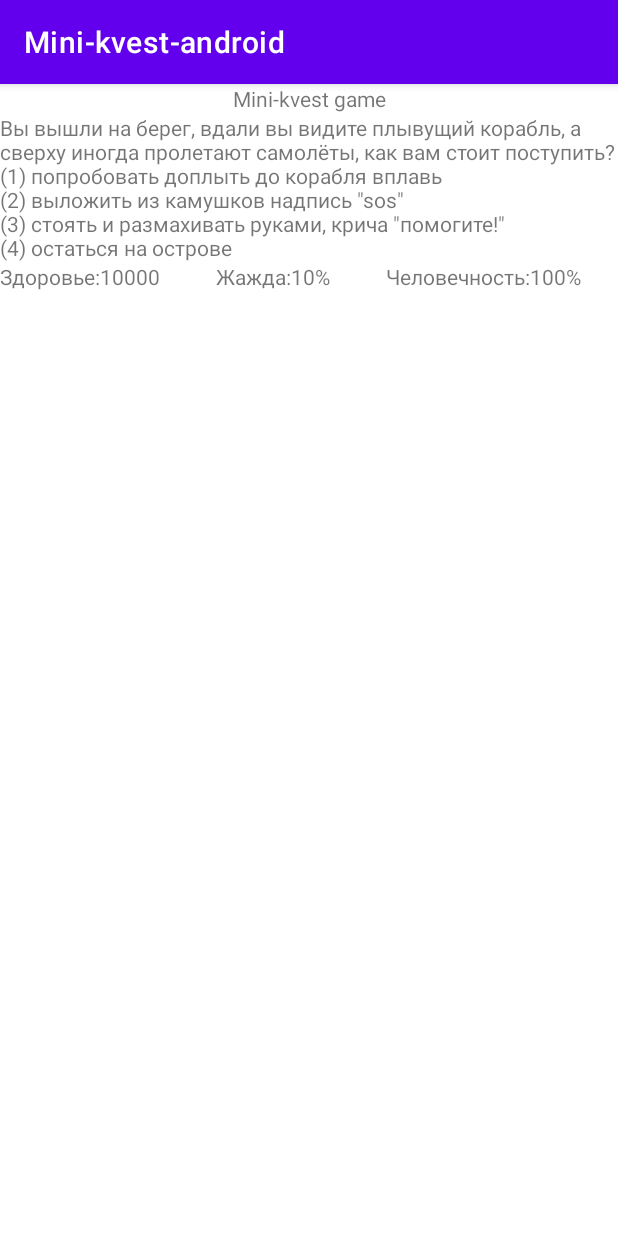
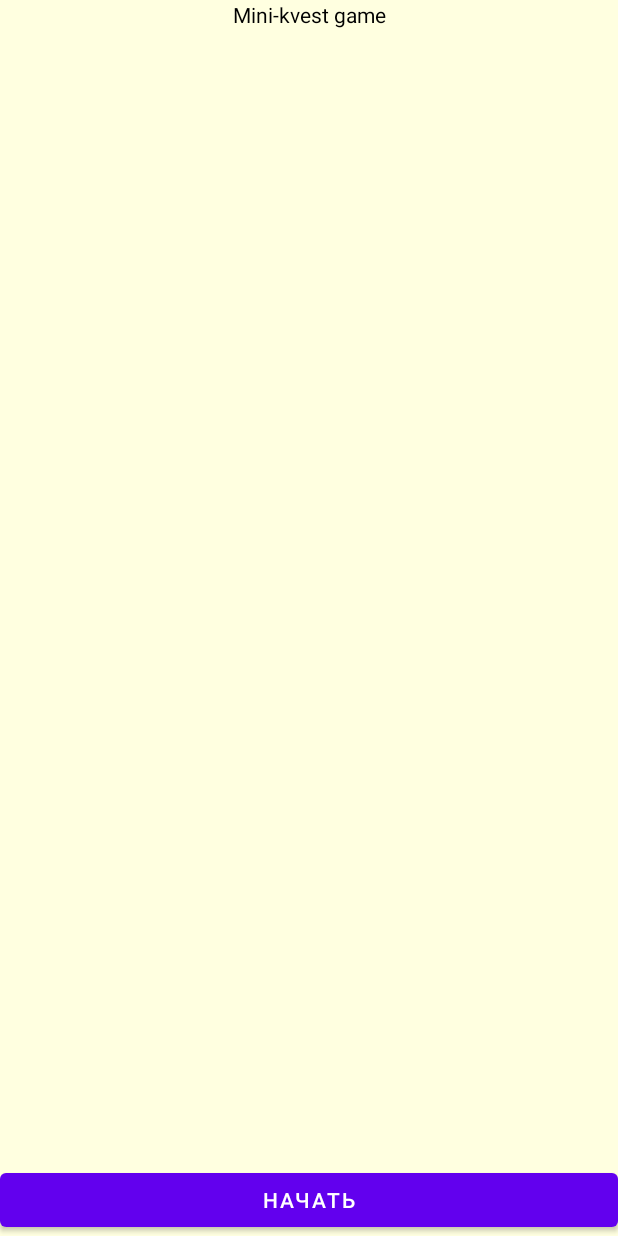
Before and after one commit to Redkor7/Mini-kvest-android, an Android app: the screen it shows after launch (MainActivity), on a phone screen of 412 x 824 dp. Run offline under Robolectric (Android 15) with nearby library versions, the phone set to English and light mode, and no system bars.

Commit message:
version_1.1

```diff
--- a/app/src/main/AndroidManifest.xml
+++ b/app/src/main/AndroidManifest.xml
@@ -13,6 +13,7 @@
         android:theme="@style/Theme.Minikvestandroid"
         tools:targetApi="31">
         <activity
+android:icon="@drawable/iconn"
             android:name=".MainActivity"
             android:exported="true">
             <intent-filter>
--- a/app/src/main/java/com/example/mini_kvest_android/Character.java
+++ b/app/src/main/java/com/example/mini_kvest_android/Character.java
@@ -5,7 +5,7 @@ public class Character {
     public int T;
     public int Hu;
     public Character() {
-        H = 10000;
+        H = 100;
         T = 10;
         Hu = 100;
     }
--- a/app/src/main/java/com/example/mini_kvest_android/MainActivity.java
+++ b/app/src/main/java/com/example/mini_kvest_android/MainActivity.java
@@ -2,9 +2,13 @@ package com.example.mini_kvest_android;
 
 import androidx.appcompat.app.AppCompatActivity;
 
+import android.graphics.Color;
 import android.os.Bundle;
 import android.view.View;
 import android.widget.Button;
+import android.widget.ImageView;
+import android.widget.LinearLayout;
+import android.widget.Space;
 import android.widget.TextView;
 import android.widget.Toast;
 
@@ -14,8 +18,14 @@ public class MainActivity extends AppCompatActivity {
     public static Character manager;
 
     public static boolean isEnd = false;
+    ImageView imageView;
 
-    public static int variant;
+    Button button;
+
+    public int i = 0;
+
+    int red = Color.parseColor("#9370DB");
+
     public static Story story;
 
     @Override
@@ -23,77 +33,65 @@ public class MainActivity extends AppCompatActivity {
         super.onCreate(savedInstanceState);
         setContentView(R.layout.activity_main);
 
-//        button1 = findViewById(R.id.button1);
-//        button2 = findViewById(R.id.button2);
-//        button3 = findViewById(R.id.button3);
-//        button4 = findViewById(R.id.button4);
+        button = findViewById(R.id.button);
         health = findViewById(R.id.textViewHp);
         thirsty = findViewById(R.id.textViewTh);
         humanity = findViewById(R.id.textViewHu);
         storyTell = findViewById(R.id.textViewStory);
+        imageView = findViewById(R.id.imageView);
 
         manager = new Character();
         story = new Story();
+        button.setOnClickListener(new View.OnClickListener() {
+            @Override
+            public void onClick(View v) {
+                if (isEnd != true && i != 4) {
+                    button.setText("Продолжить");
+                    button.setEnabled(false);
                     Start();
+                    i++;
+                }
+            }
+        });
     }
 
+
     public void Start() {
+
+        imageView.setImageResource(R.drawable.islnd);
 
         health.setText("Здоровье:" + manager.H);
         thirsty.setText("\tЖажда:" + manager.T + "%");
         humanity.setText("\tЧеловечность:" + manager.Hu + "%");
 
-        for (int j = 0; j < 4; j++) {
+        storyTell.setText(story.situations[i].text);
 
-            if (isEnd == true)
-                break;
-
-            storyTell.setText(story.situations[j].text);
-
-            //  variant = 2;
-
-            for (int k = 0; k < story.situations[j].direction.length; k++) {
+        for (int k = 0; k < story.situations[i].direction.length; k++) {
             Button b = new Button(this);
+            Space s = new Space(this);
+            s.setMinimumWidth(10);
             b.setText(Integer.toString(k + 1));
             final int buttonId = k;
+            b.setBackgroundColor(red);
             b.setOnClickListener(new View.OnClickListener() {
                 @Override
                 public void onClick(View v) {
-                        health.setText("Здоровье:" + (manager.H += story.situations[j].direction[buttonId].dH));
-                        thirsty.setText("\tЖажда:" + (manager.T += story.situations[j].direction[buttonId].dT) + "%");
-                        humanity.setText("\tЧеловечность:" + (manager.Hu += story.situations[j].direction[buttonId].dHu) + "%");
-                        storyTell.setText(story.situations[j].direction[buttonId].text);
+                    health.setText("Здоровье:" + (manager.H += story.situations[i - 1].direction[buttonId].dH));
+                    thirsty.setText("\tЖажда:" + (manager.T += story.situations[i - 1].direction[buttonId].dT) + "%");
+                    humanity.setText("\tЧеловечность:" + (manager.Hu += story.situations[i - 1].direction[buttonId].dHu) + "%");
+                    storyTell.setText(story.situations[i - 1].direction[buttonId].text);
+                    ((LinearLayout) findViewById(R.id.layout)).removeAllViews();
+
+                    if (manager.H <= 0 || i == 4) {
+                        isEnd = true;
+                        button.setText("Конец");
+                    }
+                    button.setEnabled(true);
+
                 }
             });
-
-
-//
-//                health.setText("Здоровье:" + (manager.H += story.situations[i].direction[1].dH));
-//                thirsty.setText("\tЖажда:" + (manager.T += story.situations[i].direction[1].dT) + "%");
-//                humanity.setText("\tЧеловечность:" + (manager.Hu += story.situations[i].direction[1].dHu) + "%");
-//                storyTell.setText(story.situations[i].direction[0].text);
-//
-//                health.setText("Здоровье:" + (manager.H += story.situations[i].direction[2].dH));
-//                thirsty.setText("\tЖажда:" + (manager.T += story.situations[i].direction[2].dT) + "%");
-//                humanity.setText("\tЧеловечность:" + (manager.Hu += story.situations[i].direction[2].dHu) + "%");
-//                storyTell.setText(story.situations[i].direction[2].text);
-//
-//
-//                health.setText("Здоровье:" + (manager.H += story.situations[i].direction[3].dH));
-//                thirsty.setText("\tЖажда:" + (manager.T += story.situations[i].direction[3].dT) + "%");
-//                humanity.setText("\tЧеловечность:" + (manager.Hu += story.situations[i].direction[3].dHu) + "%");
-//                storyTell.setText(story.situations[i].direction[3].text);
-
-                //     manager.H += story.situations[i].direction[variant - 1].dH;
-                //     manager.T += story.situations[i].direction[variant - 1].dT;
-                //   manager.Hu += story.situations[i].direction[variant - 1].dHu;
-                //   System.out.println("=====\nЗдоровье:" + manager.H + "\tЖажда:" + manager.T + "%" + "\tЧеловечность:" + manager.Hu + "%" + "\n=====");
-                //   System.out.println(story.situations[i].direction[variant - 1].text);
-                if (manager.H <= 0) {
-                    storyTell.setText("Вы погибли. Конец.");
-                    isEnd = true;
+            ((LinearLayout) findViewById(R.id.layout)).addView(b);
+            ((LinearLayout) findViewById(R.id.layout)).addView(s);
         }
     }
 }
-    }
-}
--- a/app/src/main/java/com/example/mini_kvest_android/Story.java
+++ b/app/src/main/java/com/example/mini_kvest_android/Story.java
@@ -15,22 +15,20 @@ public class Story {
                 4, 0, 0, 0);
         situations[0].direction[0] = new Situation(
                 "Вы решили убежать от хищника, но лев гораздо быстрее вас.\n"
-                        + "=======================",
+                        + "Вы погибли\n",
                 0, -100, 0, 0);
 
         situations[0].direction[1] = new Situation(
-                "Вы решили попытаться отбиться от льва. Вы схватили первую попавшуюся под руки палку и стали бороться со зверем. С большим трудом вам удалось отогнать хищника, и вы продолжили свой путь.\n"
-                        + "=======================",
+                "Вы решили попытаться отбиться от льва. Вы схватили первую попавшуюся под руки палку и стали бороться со зверем. С большим трудом вам удалось отогнать хищника, и вы продолжили свой путь.\n",
                 0, -40, 10, -10);
 
         situations[0].direction[2] = new Situation(
                 "Вы решили просто стоять на месте, льва это ничуть не отпугнуло, и он налетел на вас.\n"
-                        + "=======================",
+                        + "Вы погибли\n",
                 0, -100, 0, 0);
 
         situations[0].direction[3] = new Situation(
-                "Вы решаете в последние мгновения своей жизни насладиться печеньем. Вдруг вы чувствуете прилив сил, время как будто бы замедлилось. вы с лёгкостью одолеваете льва и продолжаете свой путь.\n"
-                        + "=======================",
+                "Вы решаете в последние мгновения своей жизни насладиться печеньем. Вдруг вы чувствуете прилив сил, время как будто бы замедлилось. вы с лёгкостью одолеваете льва и продолжаете свой путь.\n",
                 0, 0, 20, 5);
 
 
@@ -41,18 +39,15 @@ public class Story {
                         + "(3) искупаться",
                 3, 0, 0, 0);
         situations[1].direction[0] = new Situation(
-                "Вода оказалась отравленной, вы получили отравление желудка, но вы смогли продолжить свой путь.\n"
-                        + "=======================",
+                "Вода оказалась отравленной, вы получили отравление желудка, но вы смогли продолжить свой путь.\n",
                 0, -30, -30, -10);
 
         situations[1].direction[1] = new Situation(
-                "Вы решили не рисковать и просто пойти дальше\n"
-                        + "=======================",
+                "Вы решили не рисковать и просто пойти дальше\n",
                 0, 0, 10, -10);
 
         situations[1].direction[2] = new Situation(
-                "Вы решили искупаться в реке. Вы освежились и продолжили свой путь\n"
-                        + "=======================",
+                "Вы решили искупаться в реке. Вы освежились и продолжили свой путь\n",
                 0, 0,5, 25);
 
 
@@ -65,17 +60,15 @@ public class Story {
 
         situations[2].direction[0] = new Situation(
                 "Вы спрыгиваете вниз и ломаете обе ноги, вы не в состоянии продолжать движение.\n"
-                        + "=======================",
+                        + "Вы погибли\n",
                 0, -100, 0, 0);
 
         situations[2].direction[1] = new Situation(
-                "Вы решили пойти в обход, но по пути вам встретился рой пчёл, вас сильно покусали.\n"
-                        + "=======================",
+                "Вы решили пойти в обход, но по пути вам встретился рой пчёл, вас сильно покусали.\n",
                 0, -30, 10, -10);
 
         situations[2].direction[2] = new Situation(
-                "Вы решили попытаться спуститься, используя лианы, вам повезло, лианы оказались крепкими, и вы спокойно спустились вниз. Вы продолжили свой путь.\n"
-                        + "=======================",
+                "Вы решили попытаться спуститься, используя лианы, вам повезло, лианы оказались крепкими, и вы спокойно спустились вниз. Вы продолжили свой путь.\n",
                 0, 0, 15, 10);
 
 
@@ -88,7 +81,7 @@ public class Story {
                 4, 0, 0, 0);
         situations[3].direction[0] = new Situation(
                 "Вы решили попробовать доплыть до корабля, но не рассчитали свои силы.\n"
-                        + "=======================",
+                        + "Вы погибли\n",
                 0, -100, 0, 0);
 
         situations[3].direction[1] = new Situation(
@@ -97,7 +90,7 @@ public class Story {
 
         situations[3].direction[2] = new Situation(
                 "Вы решили просто стоять и кричать, вы так стояли 10 часов никто так и не обратил на вас внимание. Ночью на вас напали хищники.\n"
-                        + "=======================",
+                        + "Вы погибли\n",
                 0, -100, 0, 0);
 
         situations[3].direction[3] = new Situation(
--- a/app/src/main/res/layout/activity_main.xml
+++ b/app/src/main/res/layout/activity_main.xml
@@ -2,8 +2,9 @@
 <LinearLayout xmlns:android="http://schemas.android.com/apk/res/android"
     xmlns:app="http://schemas.android.com/apk/res-auto"
     xmlns:tools="http://schemas.android.com/tools"
+    android:id="@+id/mainLayout"
     android:layout_width="match_parent"
-    android:layout_height="wrap_content"
+    android:layout_height="match_parent"
     android:orientation="vertical"
     tools:context=".MainActivity">
 
@@ -19,21 +20,26 @@
         android:layout_height="wrap_content"
         android:layout_weight="1" />
 
+    <TextView
+        android:id="@+id/textViewStory"
+        android:layout_width="match_parent"
+        android:layout_height="wrap_content" />
+
+    <Space
+        android:layout_width="match_parent"
+        android:layout_height="wrap_content"
+        android:layout_weight="1" />
+
     <ImageView
         android:id="@+id/imageView"
         android:layout_width="match_parent"
-        android:layout_height="wrap_content"
+        android:layout_height="250dp"
         tools:srcCompat="@tools:sample/avatars" />
 
     <Space
         android:layout_width="match_parent"
         android:layout_height="wrap_content"
         android:layout_weight="1" />
-
-    <TextView
-        android:id="@+id/textViewStory"
-        android:layout_width="match_parent"
-        android:layout_height="wrap_content" />
 
     <LinearLayout
         android:layout_width="match_parent"
@@ -59,7 +65,14 @@
             android:layout_weight="1" />
     </LinearLayout>
 
+    <Button
+        android:id="@+id/button"
+        android:layout_width="match_parent"
+        android:layout_height="wrap_content"
+        android:text="Начать" />
+
     <LinearLayout
+        android:id="@+id/layout"
         android:layout_width="match_parent"
         android:layout_height="wrap_content"
         android:orientation="horizontal" />
--- a/app/src/main/res/values-night/themes.xml
+++ b/app/src/main/res/values-night/themes.xml
@@ -1,6 +1,6 @@
 <resources xmlns:tools="http://schemas.android.com/tools">
     <!-- Base application theme. -->
-    <style name="Theme.Minikvestandroid" parent="Theme.MaterialComponents.DayNight.DarkActionBar">
+    <style name="Theme.Minikvestandroid" parent="Theme.MaterialComponents.DayNight.NoActionBar">
         <!-- Primary brand color. -->
         <item name="colorPrimary">@color/purple_200</item>
         <item name="colorPrimaryVariant">@color/purple_700</item>
@@ -12,5 +12,8 @@
         <!-- Status bar color. -->
         <item name="android:statusBarColor">?attr/colorPrimaryVariant</item>
         <!-- Customize your theme here. -->
+
+        <item name ="android:background">@color/orange</item>
+        <item name ="android:textColor">@color/black</item>
     </style>
 </resources>
--- a/app/src/main/res/values/colors.xml
+++ b/app/src/main/res/values/colors.xml
@@ -7,4 +7,5 @@
     <color name="teal_700">#FF018786</color>
     <color name="black">#FF000000</color>
     <color name="white">#FFFFFFFF</color>
+    <color name="orange">#FFFFE0</color>
 </resources>
--- a/app/src/main/res/values/themes.xml
+++ b/app/src/main/res/values/themes.xml
@@ -1,6 +1,6 @@
 <resources xmlns:tools="http://schemas.android.com/tools">
     <!-- Base application theme. -->
-    <style name="Theme.Minikvestandroid" parent="Theme.MaterialComponents.DayNight.DarkActionBar">
+    <style name="Theme.Minikvestandroid" parent="Theme.MaterialComponents.DayNight.NoActionBar">
         <!-- Primary brand color. -->
         <item name="colorPrimary">@color/purple_500</item>
         <item name="colorPrimaryVariant">@color/purple_700</item>
@@ -12,5 +12,7 @@
         <!-- Status bar color. -->
         <item name="android:statusBarColor">?attr/colorPrimaryVariant</item>
         <!-- Customize your theme here. -->
+        <item name ="android:background">@color/orange</item>
+        <item name ="android:textColor">@color/black</item>
     </style>
 </resources>
```
Also changed, not shown: app/src/debug/icon1-playstore.png (added), app/src/debug/res/mipmap-hdpi/iconn.png (added), app/src/debug/res/mipmap-mdpi/iconn.png (added), app/src/debug/res/mipmap-xhdpi/iconn.png (added), app/src/debug/res/mipmap-xxhdpi/iconn.png (added), app/src/debug/res/mipmap-xxxhdpi/iconn.png (added), app/src/main/res/drawable/iconn.jpg (added), app/src/main/res/drawable/islnd.jpg (added). Lines whose indentation alone changed are shown as unchanged.
